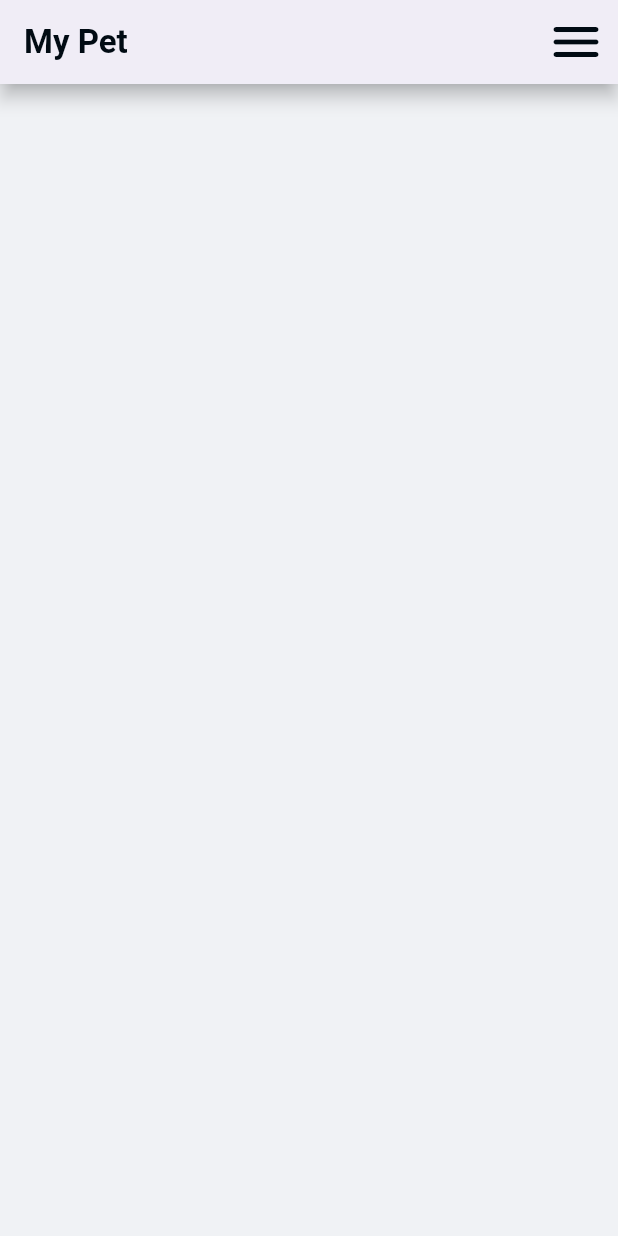
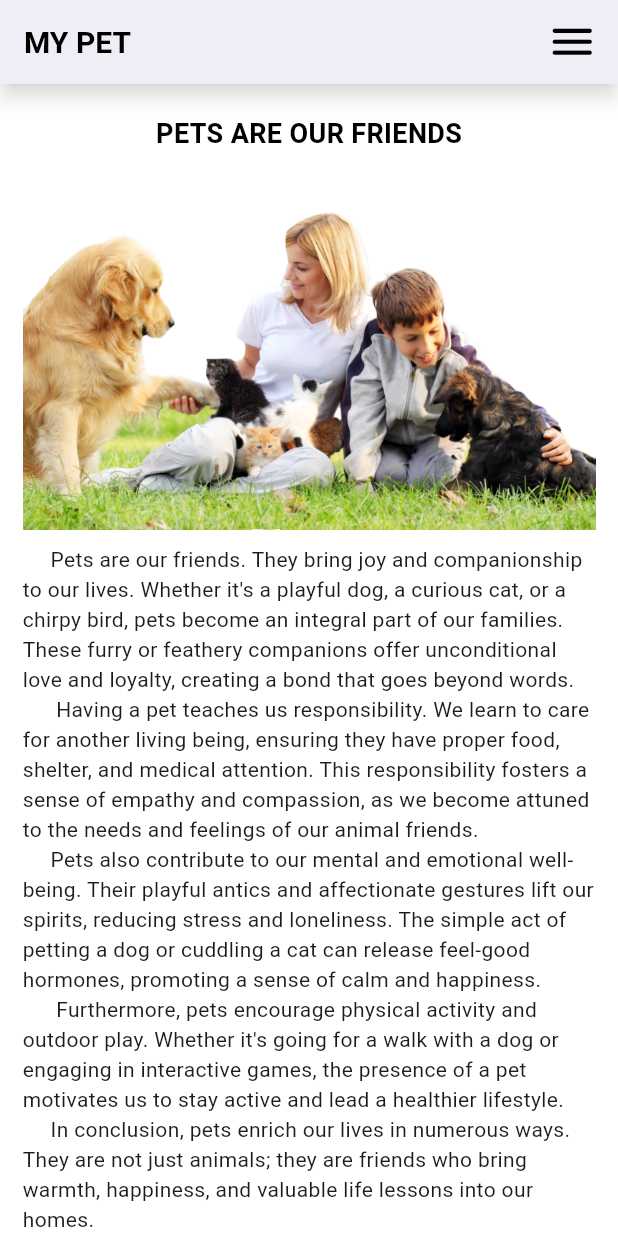
Before and after one commit to jdtdjayasingha/MyPet-Mobile-Application, a Flutter app: the screen it shows after launch, on a phone screen of 412 x 824 dp. Run offline on Flutter 3.47's test engine with Material 3 defaults, Android fonts, the phone set to English and light mode, and no system bars.

Commit message:
Created the home page

```diff
--- a/lib/main.dart
+++ b/lib/main.dart
@@ -13,28 +13,70 @@
       debugShowCheckedModeBanner: false,
       title: "My App",
       home: Scaffold(
-        backgroundColor: const Color.fromARGB(255, 240, 242, 245),
+        backgroundColor: Colors.white,
         appBar: AppBar(
           backgroundColor: Colors.white,
           elevation: 5,
-          shadowColor: Colors.black,
+          shadowColor: const Color.fromARGB(255, 255, 255, 255),
           title: const Text(
-            "My Pet",
+            "MY PET",
             style: TextStyle(
-              color: Color.fromARGB(255, 1, 11, 19),
+              color: Colors.black,
+              fontSize: 20,
               fontWeight: FontWeight.w700,
             ),
           ),
           actions: [
-            IconButton(
-              onPressed: () {},
-              icon: const Icon(
-                Icons.menu_rounded,
-                size: 40,
-                color: Color.fromARGB(255, 1, 11, 19),
+            Padding(
+              padding: const EdgeInsets.only(
+                right: 5,
+              ),
+              child: IconButton(
+                onPressed: () {},
+                icon: const Icon(
+                  Icons.menu_rounded,
+                  size: 35,
+                  color: Colors.black,
+                ),
               ),
             ),
           ],
+        ),
+        body: SingleChildScrollView(
+          child: Padding(
+            padding: const EdgeInsets.only(
+              top: 20,
+              left: 15,
+              right: 15,
+            ),
+            child: Column(
+              crossAxisAlignment: CrossAxisAlignment.start,
+              children: [
+                const Center(
+                  child: Text(
+                    "PETS ARE OUR FRIENDS",
+                    style: TextStyle(
+                      color: Colors.black,
+                      fontSize: 18,
+                      fontWeight: FontWeight.w600,
+                    ),
+                  ),
+                ),
+                Center(
+                  child: Image.asset(
+                    "assets/petFriend.png",
+                  ),
+                ),
+                const SizedBox(
+                  height: 10,
+                ),
+                const Text(
+                  "     Pets are our friends. They bring joy and companionship to our lives. Whether it's a playful dog, a curious cat, or a chirpy bird, pets become an integral part of our families. These furry or feathery companions offer unconditional love and loyalty, creating a bond that goes beyond words.\n      Having a pet teaches us responsibility. We learn to care for another living being, ensuring they have proper food, shelter, and medical attention. This responsibility fosters a sense of empathy and compassion, as we become attuned to the needs and feelings of our animal friends. \n     Pets also contribute to our mental and emotional well-being. Their playful antics and affectionate gestures lift our spirits, reducing stress and loneliness. The simple act of petting a dog or cuddling a cat can release feel-good hormones, promoting a sense of calm and happiness. \n      Furthermore, pets encourage physical activity and outdoor play. Whether it's going for a walk with a dog or engaging in interactive games, the presence of a pet motivates us to stay active and lead a healthier lifestyle. \n     In conclusion, pets enrich our lives in numerous ways. They are not just animals; they are friends who bring warmth, happiness, and valuable life lessons into our homes.",
+                  style: TextStyle(),
+                ),
+              ],
+            ),
+          ),
         ),
       ),
     );
--- a/pubspec.yaml
+++ b/pubspec.yaml
@@ -59,10 +59,8 @@ flutter:
   uses-material-design: true
 
   # To add assets to your application, add an assets section, like this:
-  # assets:
-  #   - images/a_dot_burr.jpeg
-  #   - images/a_dot_ham.jpeg
-
+  assets:
+    - assets/
   # An image asset can refer to one or more resolution-specific "variants", see
   # https://flutter.dev/assets-and-images/#resolution-aware
 
```
Also changed, not shown: assets/petFriend.png (added).
